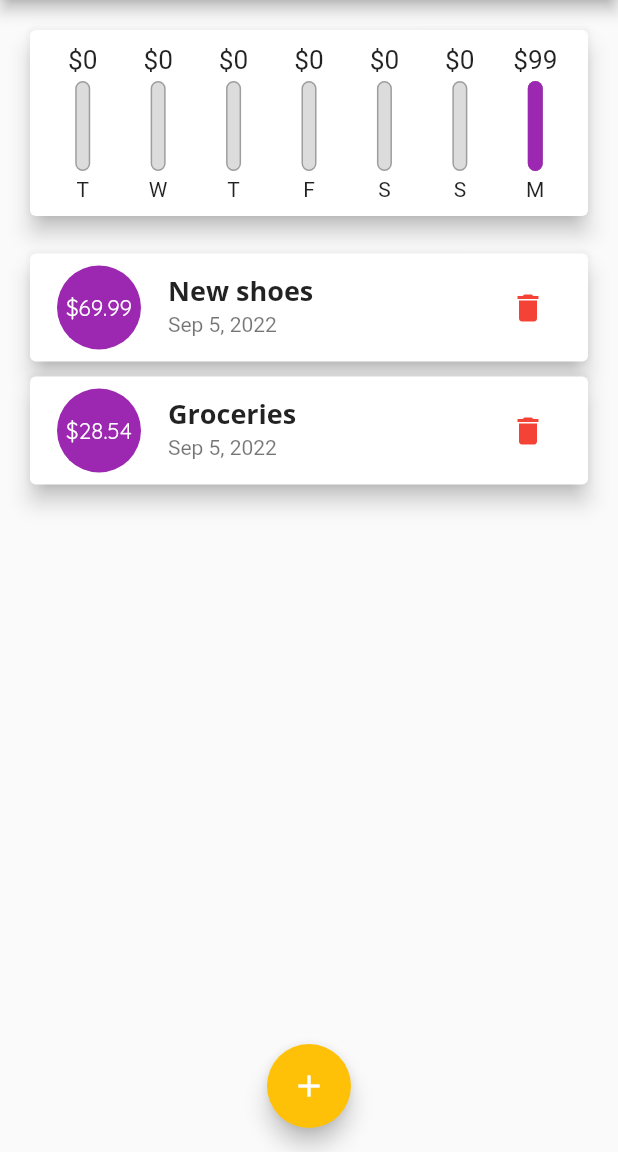
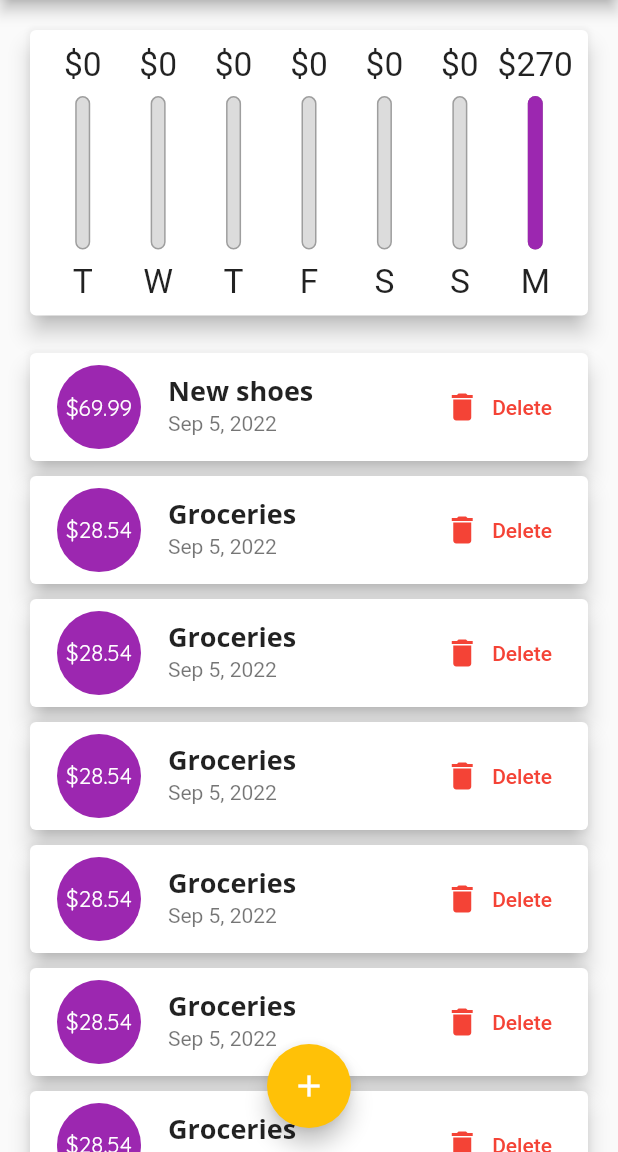
Before and after one commit to mertguler94/expenses_app_flutter, a Flutter app: the screen it shows after launch, on a phone screen of 412 x 824 dp, the part 84-1236 px from its top. Run offline on Flutter 3.47's test engine with Material 2 defaults, Android fonts, the phone set to English and light mode, and no system bars.

Commit message:
Landscape orientation design is changed and some responsive-adaptive design is performed

```diff
--- a/lib/main.dart
+++ b/lib/main.dart
@@ -1,12 +1,21 @@
+import 'dart:io';
+
 // ignore_for_file: prefer_const_constructors, prefer_const_constructors_in_immutables
-import 'package:expenses_app/widgets/chart.dart';
+
+import 'package:flutter/cupertino.dart';
 import 'package:flutter/material.dart';
+// import 'package:flutter/services.dart';
 
 import './widgets/transaction_list.dart';
 import './widgets/new_transaction.dart';
 import './models/transaction.dart';
+import './widgets/chart.dart';
 
 void main() {
+  // DISABLE LANDSCAPE MODE
+  // WidgetsFlutterBinding.ensureInitialized();
+  // SystemChrome.setPreferredOrientations(
+  //     [DeviceOrientation.portraitUp, DeviceOrientation.portraitDown]);
   runApp(const MyApp());
 }
 
@@ -64,7 +73,45 @@ class _MyHomePageState extends State<MyHomePage> {
       amount: 28.54,
       date: DateTime.now(),
     ),
+    Transaction(
+      id: 't2',
+      title: 'Groceries',
+      amount: 28.54,
+      date: DateTime.now(),
+    ),
+    Transaction(
+      id: 't2',
+      title: 'Groceries',
+      amount: 28.54,
+      date: DateTime.now(),
+    ),
+    Transaction(
+      id: 't2',
+      title: 'Groceries',
+      amount: 28.54,
+      date: DateTime.now(),
+    ),
+    Transaction(
+      id: 't2',
+      title: 'Groceries',
+      amount: 28.54,
+      date: DateTime.now(),
+    ),
+    Transaction(
+      id: 't2',
+      title: 'Groceries',
+      amount: 28.54,
+      date: DateTime.now(),
+    ),
+    Transaction(
+      id: 't2',
+      title: 'Groceries',
+      amount: 28.54,
+      date: DateTime.now(),
+    ),
   ];
+
+  bool _showChart = false;
 
   List<Transaction> get _recentTransactions {
     return _userTransactions.where((tx) {
@@ -100,8 +147,24 @@ class _MyHomePageState extends State<MyHomePage> {
 
   @override
   Widget build(BuildContext context) {
-    return Scaffold(
-      appBar: AppBar(
+    final mediaQuery = MediaQuery.of(context);
+    final isLandscape = mediaQuery.orientation == Orientation.landscape;
+
+    final PreferredSizeWidget appBar = (Platform.isIOS
+        ? CupertinoNavigationBar(
+            middle: Text('Expenses'),
+            trailing: Row(
+              mainAxisSize: MainAxisSize.min,
+              children: [
+                CupertinoButton(
+                    child: Icon(CupertinoIcons.add),
+                    onPressed: () {
+                      _startAddNewTransaction(context);
+                    }),
+              ],
+            ),
+          )
+        : AppBar(
             title: const Text('Expenses'),
             actions: <Widget>[
               IconButton(
@@ -110,13 +173,66 @@ class _MyHomePageState extends State<MyHomePage> {
                   },
                   icon: Icon(Icons.add)),
             ],
+          )) as PreferredSizeWidget;
+
+    final txListWidget = SizedBox(
+        height: (mediaQuery.size.height -
+                appBar.preferredSize.height -
+                mediaQuery.padding.top) *
+            0.7,
+        child: TransactionList(_userTransactions, _deleteTransaction));
+
+    final pageBody = SafeArea(
+        child: SingleChildScrollView(
+            child: Column(children: <Widget>[
+      if (isLandscape)
+        Row(
+          mainAxisAlignment: MainAxisAlignment.center,
+          children: [
+            Text(
+              'Show Chart',
+              style: Theme.of(context).textTheme.headline6,
             ),
-      body: ListView(children: <Widget>[
-        Chart(_recentTransactions),
-        TransactionList(_userTransactions, _deleteTransaction),
-      ]),
-      floatingActionButtonLocation: FloatingActionButtonLocation.centerFloat,
-      floatingActionButton: FloatingActionButton(
+            Switch.adaptive(
+                activeColor: Theme.of(context).colorScheme.secondary,
+                value: _showChart,
+                onChanged: (val) {
+                  setState(() {
+                    _showChart = val;
+                  });
+                }),
+          ],
+        ),
+      if (!isLandscape)
+        SizedBox(
+            height: (mediaQuery.size.height -
+                    appBar.preferredSize.height -
+                    mediaQuery.padding.top) *
+                0.3,
+            child: Chart(_recentTransactions)),
+      if (!isLandscape) txListWidget,
+      _showChart
+          ? SizedBox(
+              height: (mediaQuery.size.height -
+                      appBar.preferredSize.height -
+                      mediaQuery.padding.top) *
+                  0.7,
+              child: Chart(_recentTransactions))
+          : txListWidget,
+    ])));
+
+    return Platform.isIOS
+        ? CupertinoPageScaffold(
+            navigationBar: appBar as ObstructingPreferredSizeWidget,
+            child: pageBody)
+        : Scaffold(
+            appBar: appBar,
+            body: pageBody,
+            floatingActionButtonLocation:
+                FloatingActionButtonLocation.centerFloat,
+            floatingActionButton: Platform.isIOS
+                ? Container()
+                : FloatingActionButton(
                     onPressed: () {
                       _startAddNewTransaction(context);
                     },
--- /dev/null
+++ b/lib/widgets/adaptive_text_button.dart
@@ -0,0 +1,19 @@
+import 'dart:io';
+
+import 'package:flutter/material.dart';
+import 'package:flutter/cupertino.dart';
+
+class AdaptiveTextButton extends StatelessWidget {
+  final String text;
+  final VoidCallback datePickerFunction;
+
+  const AdaptiveTextButton(this.text, this.datePickerFunction, {Key? key})
+      : super(key: key);
+
+  @override
+  Widget build(BuildContext context) {
+    return Platform.isIOS
+        ? CupertinoButton(child: Text(text), onPressed: datePickerFunction)
+        : TextButton(onPressed: datePickerFunction, child: Text(text));
+  }
+}
--- a/lib/widgets/chart_bars.dart
+++ b/lib/widgets/chart_bars.dart
@@ -13,17 +13,18 @@ class ChartBar extends StatelessWidget {
 
   @override
   Widget build(BuildContext context) {
+    return LayoutBuilder(builder: ((context, constraints) {
       return Column(
         children: <Widget>[
           Container(
-            height: 20,
+              height: constraints.maxHeight * 0.15,
               child: FittedBox(
                   child: Text('\$${spendingAmount.toStringAsFixed(0)}'))),
           SizedBox(
-          height: 4,
+            height: constraints.maxHeight * 0.05,
           ),
           Container(
-          height: 60,
+            height: constraints.maxHeight * 0.60,
             width: 10,
             child: Stack(children: [
               Container(
@@ -42,10 +43,13 @@ class ChartBar extends StatelessWidget {
             ]),
           ),
           SizedBox(
-          height: 4,
+            height: constraints.maxHeight * 0.05,
           ),
-        Text(label),
+          SizedBox(
+              height: constraints.maxHeight * 0.15,
+              child: FittedBox(child: Text(label))),
         ],
       );
+    }));
   }
 }
--- a/lib/widgets/new_transaction.dart
+++ b/lib/widgets/new_transaction.dart
@@ -1,7 +1,11 @@
 // ignore_for_file: sized_box_for_whitespace, prefer_const_constructors, prefer_const_constructors_in_immutables
+import 'dart:io';
 
+import 'package:flutter/cupertino.dart';
 import 'package:flutter/material.dart';
 import 'package:intl/intl.dart';
+
+import './adaptive_text_button.dart';
 
 class NewTransaction extends StatefulWidget {
   final Function addNewTransaction;
@@ -45,10 +49,15 @@ class _NewTransactionState extends State<NewTransaction> {
 
   @override
   Widget build(BuildContext context) {
-    return Card(
+    return SingleChildScrollView(
+      child: Card(
         elevation: 5,
         child: Container(
-        padding: const EdgeInsets.all(10),
+          padding: EdgeInsets.only(
+              top: 10,
+              left: 10,
+              right: 10,
+              bottom: MediaQuery.of(context).viewInsets.bottom + 10),
           child: Column(
             crossAxisAlignment: CrossAxisAlignment.end,
             children: <Widget>[
@@ -73,8 +82,7 @@ class _NewTransactionState extends State<NewTransaction> {
                           ? 'No date chosen.'
                           : 'Picked date: ${DateFormat.yMMMd().format(_selectedDate!)}'),
                     ),
-                  TextButton(
-                      onPressed: _presentDatePicker, child: Text('Choose date'))
+                    AdaptiveTextButton('Choose date', _presentDatePicker),
                   ],
                 ),
               ),
@@ -83,6 +91,7 @@ class _NewTransactionState extends State<NewTransaction> {
             ],
           ),
         ),
+      ),
     );
   }
 }
--- a/lib/widgets/transaction_list.dart
+++ b/lib/widgets/transaction_list.dart
@@ -12,10 +12,10 @@ class TransactionList extends StatelessWidget {
 
   @override
   Widget build(BuildContext context) {
-    return SizedBox(
-      height: 500,
-      child: transactions.isEmpty
-          ? Column(
+    return transactions.isEmpty
+        ? LayoutBuilder(
+            builder: (context, constraints) {
+              return Column(
                 children: <Widget>[
                   Text(
                     'No transactions added yet.',
@@ -25,13 +25,15 @@ class TransactionList extends StatelessWidget {
                     height: 20,
                   ),
                   SizedBox(
-                  height: 200,
+                    height: constraints.maxHeight * 0.6,
                     child: Image.asset(
                       'assets/images/waiting.png',
                       fit: BoxFit.cover,
                     ),
                   ),
                 ],
+              );
+            },
           )
         : ListView.builder(
             itemBuilder: (ctx, index) {
@@ -52,9 +54,20 @@ class TransactionList extends StatelessWidget {
                       )),
                   title: Text(transactions[index].title,
                       style: Theme.of(context).textTheme.headline6),
-                    subtitle: Text(
-                        DateFormat.yMMMd().format(transactions[index].date)),
-                    trailing: IconButton(
+                  subtitle:
+                      Text(DateFormat.yMMMd().format(transactions[index].date)),
+                  trailing: MediaQuery.of(context).size.width > 400
+                      ? TextButton.icon(
+                          icon: Icon(Icons.delete),
+                          label: Text('Delete'),
+                          onPressed: () => deleteTx(transactions[index].id),
+                          style: ButtonStyle(
+                              foregroundColor:
+                                  MaterialStateProperty.all(Colors.red),
+                              backgroundColor:
+                                  MaterialStateProperty.all(Colors.white)),
+                        )
+                      : IconButton(
                           onPressed: () => deleteTx(transactions[index].id),
                           icon: Icon(Icons.delete),
                           color: Colors.red,
@@ -63,7 +76,6 @@ class TransactionList extends StatelessWidget {
               );
             },
             itemCount: transactions.length,
-            ),
           );
   }
 }
```
Lines whose indentation alone changed are shown as unchanged.
